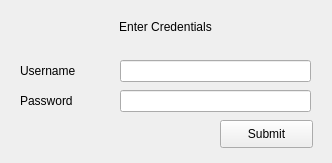
Before: the Qt Designer form final_project/views/userManagement.ui in Monte42/PyQt, drawn with Qt 5.
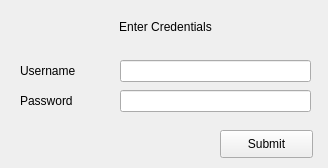
After: the same form once the commit is applied.

Commit message: Final Project user/task/chore models set up login working

```diff
--- a/final_project/views/userManagement.ui
+++ b/final_project/views/userManagement.ui
@@ -6,8 +6,8 @@
    <rect>
     <x>0</x>
     <y>0</y>
-    <width>332</width>
-    <height>163</height>
+    <width>328</width>
+    <height>168</height>
    </rect>
   </property>
   <property name="windowTitle">
@@ -82,7 +82,7 @@
    <property name="geometry">
     <rect>
      <x>220</x>
-     <y>120</y>
+     <y>130</y>
      <width>93</width>
      <height>28</height>
     </rect>
```
Left out of the diff: 13 changed lines with no effect on the pictures. The commit also changes 6 other files.
